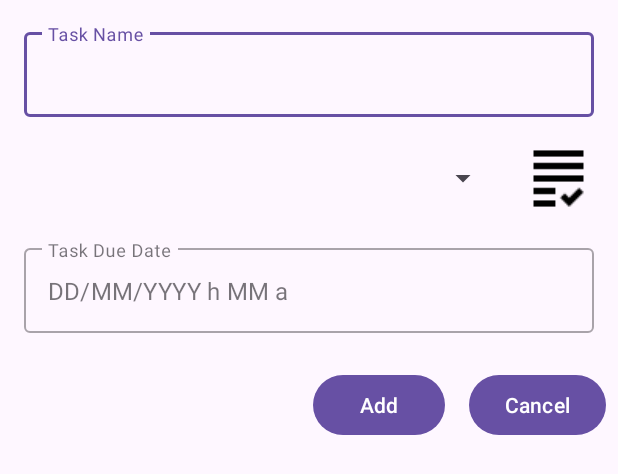
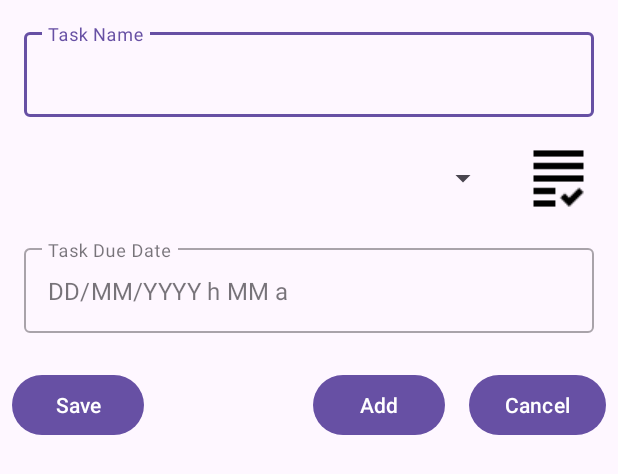
Before and after one commit to SandhyaNBhat/ManageToDoList, an Android app: the layout activity_add_tasks.xml on its own in the app's theme, with its tools: preview values and no code run, on a phone screen of 412 x 824 dp. Shown: the top 474 px of the screen. Run offline under Robolectric (Android 15) with nearby library versions, the phone set to English and light mode, and no system bars.

Commit message:
Tasks list editing logic is included

```diff
--- a/app/src/main/java/com/spcreations/managetodolist/MainActivity.kt
+++ b/app/src/main/java/com/spcreations/managetodolist/MainActivity.kt
@@ -37,6 +37,7 @@ class MainActivity : AppCompatActivity() {
 
         todoAdapter.onClickListener = {
             val intent = Intent(this, AddTasksActivity::class.java)
+            intent.putExtra("task_Id",it.taskId)
             intent.putExtra("task_name",it.taskName)
             intent.putExtra("task_category",it.categoryId)
             Log.d("TAG","Category value sent to intent "+it.categoryId)
--- a/app/src/main/java/com/spcreations/managetodolist/TodoListAdapter.kt
+++ b/app/src/main/java/com/spcreations/managetodolist/TodoListAdapter.kt
@@ -27,6 +27,7 @@ class TodoListAdapter(private var todoList: List<TodoListItem>):
 
        fun bind(item:TodoListItem){
 
+           binding.taskId.text = item.taskId.toString()
             binding.taskName.text = item.taskName
             binding.category.text = item.category
             binding.duedate.text= item.dueDate?.let { convertLongToDateTime(it) }
--- a/app/src/main/java/com/spcreations/managetodolist/Util.kt
+++ b/app/src/main/java/com/spcreations/managetodolist/Util.kt
@@ -31,7 +31,3 @@ fun convertLongToDateTime(time: Long):String{
     val sdf = SimpleDateFormat("dd/MM/yyyy HH:mm")
     return sdf.format(date)
 }
-
-fun convertDateToLong(dateTime: Date){
-    Log.d("TAG","Coverting Date to Long")
-}
--- a/app/src/main/java/com/spcreations/managetodolist/data/TodoListItem.kt
+++ b/app/src/main/java/com/spcreations/managetodolist/data/TodoListItem.kt
@@ -3,6 +3,7 @@ package com.spcreations.managetodolist.data
 import androidx.room.PrimaryKey
 
 data class TodoListItem(
+    val taskId: Long,
     val taskName: String,
     val dueDate: Long? = null,
     val category: String,
--- a/app/src/main/res/layout/activity_add_tasks.xml
+++ b/app/src/main/res/layout/activity_add_tasks.xml
@@ -71,6 +71,14 @@
 
     </LinearLayout>
 
+    <Button
+        android:id="@+id/btn_save_task"
+        android:layout_width="wrap_content"
+        android:layout_height="wrap_content"
+        android:layout_margin="8dp"
+        android:text="@string/save_btn"
+        android:layout_below="@+id/layout_req_fields"/>
+
    <Button
        android:id="@+id/btn_add_task"
        android:layout_width="wrap_content"
--- a/app/src/main/res/layout/todolist_items.xml
+++ b/app/src/main/res/layout/todolist_items.xml
@@ -24,6 +24,12 @@
         android:layout_height="wrap_content"
         android:textSize="24sp"
         tools:text="Task Name"/>
+
+    <TextView
+        android:id="@+id/taskId"
+        android:layout_width="wrap_content"
+        android:layout_height="wrap_content"
+        android:visibility="gone"/>
 
 </LinearLayout>
 
--- a/app/src/main/res/values/strings.xml
+++ b/app/src/main/res/values/strings.xml
@@ -11,6 +11,7 @@
     <string name="add_btn">Add</string>
     <string name="cancel_btn">Cancel</string>
     <string name="archived_to_do_list">Show Archive List</string>
+    <string name="save_btn">Save</string>
 
     <string-array name="category_names">
         <item>Task Category</item>
```
Also changed, not shown: app/src/main/java/com/spcreations/managetodolist/AddTasksActivity.kt (+30 -1 lines), app/src/main/java/com/spcreations/managetodolist/data/TodoDao.kt (+5 -2 lines).
